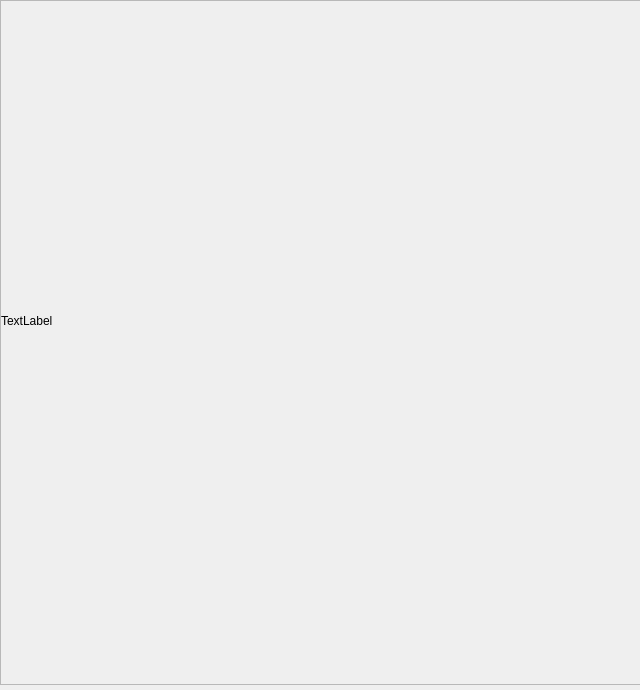
The window that ui_elements/MicrographArea.ui (AGMMGA/gautomatch-gui) describes before a commit, drawn with Qt 5.
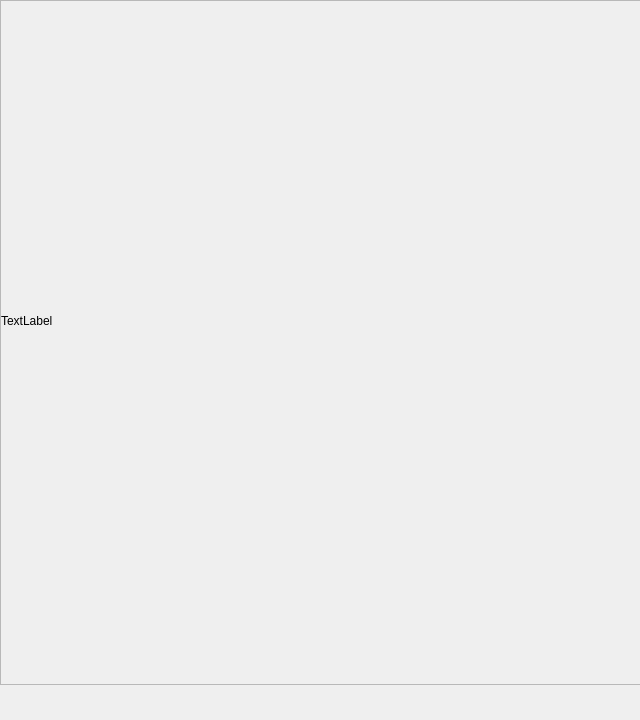
The same window after the commit.

Commit message:
Added micrograph area to main window and fixed a temporary layout
The layout is not perfect, but usable.

The edit to the form file:
```diff
--- a/ui_elements/MicrographArea.ui
+++ b/ui_elements/MicrographArea.ui
@@ -7,13 +7,19 @@
     <x>0</x>
     <y>0</y>
     <width>640</width>
-    <height>690</height>
+    <height>720</height>
    </rect>
   </property>
+  <property name="sizePolicy">
+   <sizepolicy hsizetype="Fixed" vsizetype="Fixed">
+    <horstretch>0</horstretch>
+    <verstretch>0</verstretch>
+   </sizepolicy>
+  </property>
   <property name="windowTitle">
    <string>Form</string>
   </property>
-  <widget class="QWidget" name="">
+  <widget class="QWidget" name="layoutWidget">
    <property name="geometry">
     <rect>
      <x>0</x>
```
Left out of the diff: 6 changed lines with no effect on the pictures. The commit also changes 5 other files.
